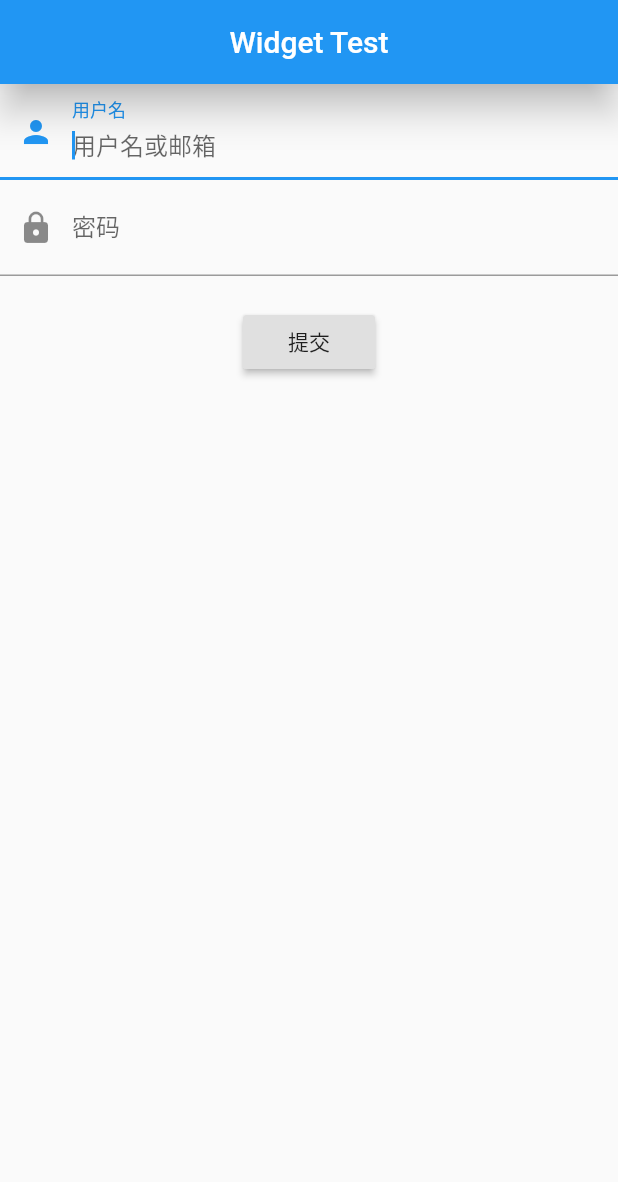
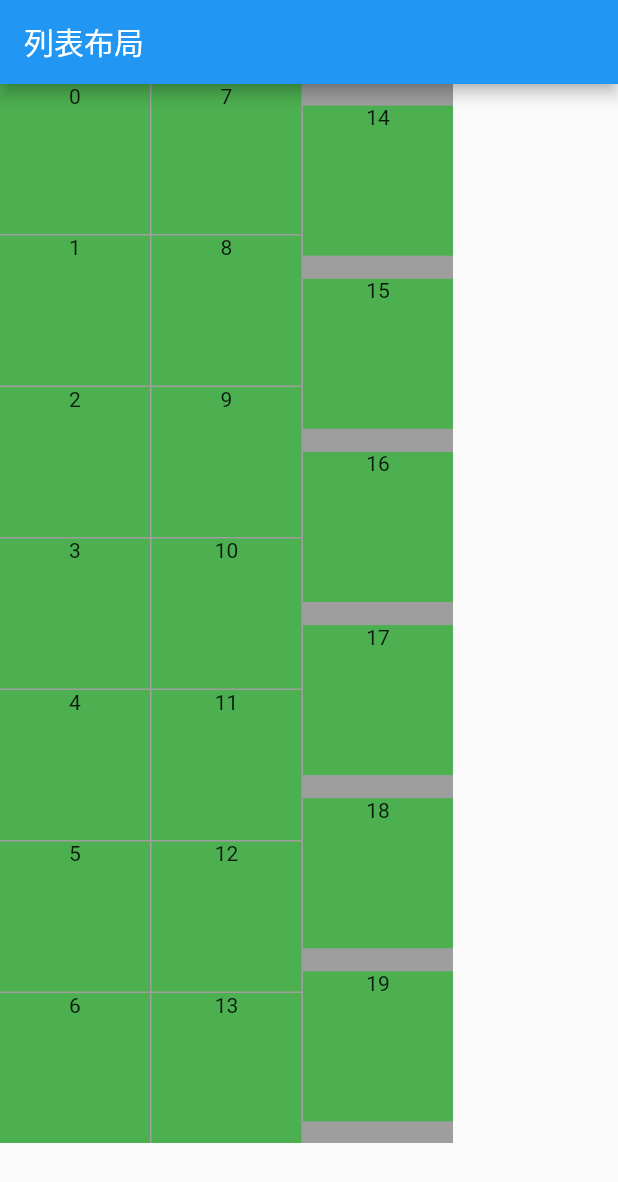
Before and after one commit to gdhGaoFei/flutter_study, a Flutter app: the screen it shows after launch, on a phone screen of 412 x 824 dp. Shown: the top 1182 px of the screen. Run offline on Flutter 3.47's test engine with Material 2 defaults, Android fonts, the phone set to English and light mode, and no system bars; our stand-ins replace dio, flutter_easyrefresh, flutter_screenutil, flutter_swiper; missing offline and left inert: provide.

Commit message:
继续学习 flutter

```diff
--- a/FlutterApp/20210625001/flutter_test_1/lib/Widget/demo001.dart
+++ b/FlutterApp/20210625001/flutter_test_1/lib/Widget/demo001.dart
@@ -61,6 +61,7 @@ class _InputDemoState extends State<InputDemo> {
         child: Container(
           width: double.infinity,
           height: double.infinity,
+          color: Colors.white, //为啥必须设置颜色？
           child: Form(
             key: _key,
             // autovalidate: true,
--- /dev/null
+++ b/FlutterApp/20210625001/flutter_test_1/lib/Widget/demo003.dart
@@ -0,0 +1,138 @@
+// 第四章 - TableView 或 CollectionView
+import 'package:flutter/material.dart';
+
+class RowDemo extends StatelessWidget {
+  //const RowDemo({ Key? key }) : super(key: key);
+
+  @override
+  Widget build(BuildContext context) {
+    return Scaffold(
+      appBar: AppBar(
+        title: Text("列表布局"),
+      ),
+      body: Container(
+        child: WarpDemo(),
+
+        // child: Flex(
+        //   direction: Axis.vertical,
+        //   children: [
+        //     Expanded(
+        //       child: Container(
+        //         width: 100,
+        //         height: 100,
+        //         color: Colors.cyan,
+        //       ),
+        //       flex: 1,
+        //     ),
+        //     Expanded(
+        //       child: Container(
+        //         width: 200,
+        //         height: 200,
+        //         color: Colors.red,
+        //       ),
+        //       flex: 2,
+        //     ),
+        //     Expanded(
+        //       child: Container(
+        //         width: 100,
+        //         height: 100,
+        //         color: Colors.green,
+        //       ),
+        //       flex: 1,
+        //     ),
+        //   ],
+        // ),
+
+        // child: Column(
+        //   crossAxisAlignment: CrossAxisAlignment.center,
+        //   mainAxisAlignment: MainAxisAlignment.spaceAround,
+        //   // mainAxisSize: MainAxisSize.max,
+        //   children: [
+        //     Container(
+        //       width: 100,
+        //       height: 100,
+        //       color: Colors.green,
+        //     ),
+        //     Container(
+        //       width: 200,
+        //       height: 100,
+        //       color: Colors.red,
+        //     ),
+        //     Container(
+        //       width: 100,
+        //       height: 100,
+        //       color: Colors.cyan,
+        //     )
+        //   ],
+        // ),
+
+        // child: Row(
+        //   // mainAxisAlignment: MainAxisAlignment.end,
+        //   // verticalDirection: VerticalDirection.up,
+        //   // textDirection: TextDirection.rtl,
+        //   children: [
+        //     Container(
+        //       width: 100,
+        //       height: 100,
+        //       color: Colors.green,
+        //     ),
+        //     Container(
+        //       width: 100,
+        //       height: 100,
+        //       color: Colors.red,
+        //     ),
+        //     Container(
+        //       width: 100,
+        //       height: 200,
+        //       color: Colors.cyan,
+        //     ),
+        //   ],
+        // ),
+        color: Colors.grey,
+      ),
+    );
+  }
+}
+
+class WarpDemo extends StatefulWidget {
+  //const WarpDemo({ Key? key }) : super(key: key);
+
+  @override
+  _WarpDemoState createState() => _WarpDemoState();
+}
+
+class _WarpDemoState extends State<WarpDemo> {
+  List<int> lists = List();
+
+  @override
+  void initState() {
+    // TODO: implement initState
+    super.initState();
+    for (var i = 0; i < 20; i++) {
+      lists.add(i);
+    }
+  }
+
+  @override
+  Widget build(BuildContext context) {
+    return Wrap(
+      direction: Axis.vertical,
+      alignment: WrapAlignment.spaceEvenly,
+      spacing: 1.0,
+      runSpacing: 1.0,
+      children: lists
+          .map(
+            (e) => Container(
+              color: Colors.green,
+              width: 100,
+              height: 100,
+              child: Text(
+                e.toString(),
+                textAlign: TextAlign.center,
+              ),
+            ),
+          )
+          .toList(),
+    );
+  }
+}
--- a/FlutterApp/20210625001/flutter_test_1/lib/main.dart
+++ b/FlutterApp/20210625001/flutter_test_1/lib/main.dart
@@ -1,5 +1,7 @@
 import 'package:flutter/material.dart';
 import 'package:flutter_test_1/Widget/Demo001.dart';
+import 'package:flutter_test_1/Widget/demo002.dart';
+import 'package:flutter_test_1/Widget/demo003.dart';
 
 main() {
   runApp(MyApp());
@@ -11,7 +13,28 @@ class MyApp extends StatelessWidget {
     // TODO: implement build
     return MaterialApp(
       debugShowCheckedModeBanner: false,
-      home: HomePage(),
+      routes: {
+        "/": (context) => LoginPage(),
+        // "menu": (context) => MenuPage(),
+        "layout": (context) => RowDemo(),
+      },
+      initialRoute: "layout",
+      onGenerateRoute: (RouteSettings s) {
+        print(s.name);
+        switch (s.name) {
+          case "menu":
+            return MaterialPageRoute(
+              builder: (context) {
+                return MenuPage();
+              },
+              settings: s, //RouteSettings(name: "菜单", arguments: "路由的拦截"),
+            );
+            break;
+          default:
+        }
+      },
+      // initialRoute: "menu",
+      // home: LoginPage(), //HomePage(),
     );
   }
 }
```
Also changed, not shown: FlutterApp/20210625001/flutter_test_1/lib/Widget/demo002.dart (added, +78 -0 lines).
